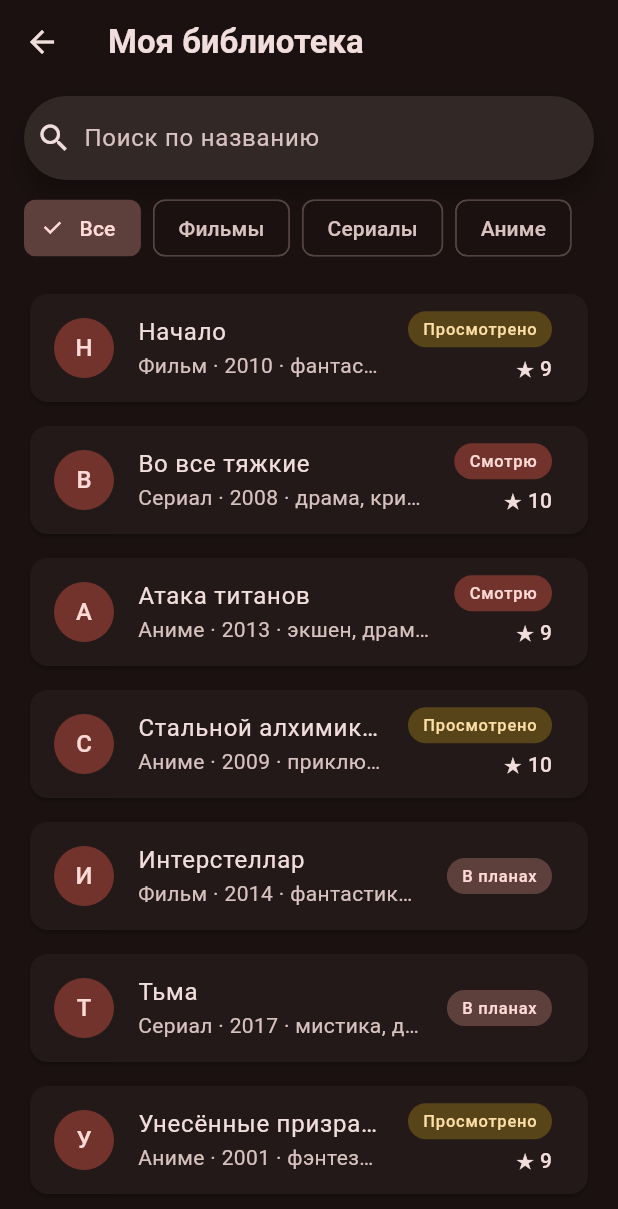
After one commit to nik0nikoni/WatchList, a Flutter app: the screen it shows after launch, after a tap on "Моя библиотека", on a phone screen of 412 x 824 dp. The commit adds this screen. Shown: the top 1209 px of the screen. Run offline on Flutter 3.47's test engine with Material 3 defaults, Android fonts, the phone set to English and light mode, and no system bars.

Commit message:
Статусы «Отложено» и «Брошено», новые mock-записи

```diff
--- /dev/null
+++ b/lib/data/mock_data.dart
@@ -0,0 +1,186 @@
+enum TitleType { movie, series, anime }
+
+enum WatchStatus { planned, watching, completed, onHold, dropped }
+
+extension TitleTypeLabel on TitleType {
+  String get label => switch (this) {
+        TitleType.movie => 'Фильм',
+        TitleType.series => 'Сериал',
+        TitleType.anime => 'Аниме',
+      };
+}
+
+extension WatchStatusLabel on WatchStatus {
+  String get label => switch (this) {
+        WatchStatus.planned => 'В планах',
+        WatchStatus.watching => 'Смотрю',
+        WatchStatus.completed => 'Просмотрено',
+        WatchStatus.onHold => 'Отложено',
+        WatchStatus.dropped => 'Брошено',
+      };
+}
+
+
+class MediaTitle {
+  final String name;
+  final TitleType type;
+  final int year;
+  final String genres;
+  final String description;
+  final int episodes;
+
+  const MediaTitle({
+    required this.name,
+    required this.type,
+    required this.year,
+    required this.genres,
+    required this.description,
+    required this.episodes,
+  });
+}
+
+class WatchEntry {
+  final MediaTitle media;
+  final WatchStatus status;
+  final int? myRating; // 1-10
+  final int watchedEpisodes;
+  final String note;
+
+  const WatchEntry({
+    required this.media,
+    required this.status,
+    this.myRating,
+    this.watchedEpisodes = 0,
+    this.note = '',
+  });
+}
+
+const mockEntries = [
+  WatchEntry(
+    media: MediaTitle(
+      name: 'Начало',
+      type: TitleType.movie,
+      year: 2010,
+      genres: 'фантастика, триллер',
+      description: 'Вор, крадущий секреты через сны, получает задание внедрить идею в сознание наследника корпорации.',
+      episodes: 1,
+    ),
+    status: WatchStatus.completed,
+    myRating: 9,
+    watchedEpisodes: 1,
+    note: 'Пересмотреть в оригинале',
+  ),
+  WatchEntry(
+    media: MediaTitle(
+      name: 'Во все тяжкие',
+      type: TitleType.series,
+      year: 2008,
+      genres: 'драма, криминал',
+      description: 'Школьный учитель химии узнаёт о смертельном диагнозе и начинает варить метамфетамин.',
+      episodes: 62,
+    ),
+    status: WatchStatus.watching,
+    myRating: 10,
+    watchedEpisodes: 41,
+  ),
+  WatchEntry(
+    media: MediaTitle(
+      name: 'Атака титанов',
+      type: TitleType.anime,
+      year: 2013,
+      genres: 'экшен, драма, фэнтези',
+      description: 'Остатки человечества прячутся за стенами от гигантских титанов.',
+      episodes: 87,
+    ),
+    status: WatchStatus.watching,
+    myRating: 9,
+    watchedEpisodes: 59,
+  ),
+  WatchEntry(
+    media: MediaTitle(
+      name: 'Стальной алхимик: Братство',
+      type: TitleType.anime,
+      year: 2009,
+      genres: 'приключения, фэнтези',
+      description: 'Двое братьев-алхимиков ищут философский камень, чтобы вернуть утраченные тела.',
+      episodes: 64,
+    ),
+    status: WatchStatus.completed,
+    myRating: 10,
+    watchedEpisodes: 64,
+  ),
+  WatchEntry(
+    media: MediaTitle(
+      name: 'Интерстеллар',
+      type: TitleType.movie,
+      year: 2014,
+      genres: 'фантастика, драма',
+      description: 'Экспедиция отправляется через червоточину на поиски нового дома для человечества.',
+      episodes: 1,
+    ),
+    status: WatchStatus.planned,
+  ),
+  WatchEntry(
+    media: MediaTitle(
+      name: 'Тьма',
+      type: TitleType.series,
+      year: 2017,
+      genres: 'мистика, детектив',
+      description: 'Исчезновение ребёнка в немецком городке раскрывает тайны четырёх поколений.',
+      episodes: 26,
+    ),
+    status: WatchStatus.planned,
+  ),
+  WatchEntry(
+    media: MediaTitle(
+      name: 'Унесённые призраками',
+      type: TitleType.anime,
+      year: 2001,
+      genres: 'фэнтези, семейный',
+      description: 'Девочка попадает в мир духов и должна спасти родителей, превращённых в свиней.',
+      episodes: 1,
+    ),
+    status: WatchStatus.completed,
+    myRating: 9,
+    watchedEpisodes: 1,
+  ),
+  WatchEntry(
+    media: MediaTitle(
+      name: 'Одни из нас',
+      type: TitleType.series,
+      year: 2023,
+      genres: 'драма, постапокалипсис',
+      description: 'Контрабандист сопровождает девочку через США, опустошённые грибковой пандемией.',
+      episodes: 9,
+    ),
+    status: WatchStatus.watching,
+    watchedEpisodes: 4,
+  ),
+    WatchEntry(
+    media: MediaTitle(
+      name: 'Ванпанчмен',
+      type: TitleType.anime,
+      year: 2015,
+      genres: 'экшен, комедия',
+      description: 'Герой, побеждающий любого врага одним ударом, скучает от отсутствия достойных противников.',
+      episodes: 12,
+    ),
+    status: WatchStatus.onHold,
+    myRating: 8,
+    watchedEpisodes: 7,
+  ),
+  WatchEntry(
+    media: MediaTitle(
+      name: 'Токийский гуль',
+      type: TitleType.anime,
+      year: 2014,
+      genres: 'ужасы, экшен',
+      description: 'Студент становится наполовину гулем после неудачного свидания и учится жить в двух мирах.',
+      episodes: 12,
+    ),
+    status: WatchStatus.dropped,
+    myRating: 5,
+    watchedEpisodes: 5,
+    note: 'Бросил после 5 серии, не зашло',
+  ),
+];
--- a/lib/screens/home_screen.dart
+++ b/lib/screens/home_screen.dart
@@ -1,4 +1,5 @@
 import 'package:flutter/material.dart';
+import 'library_screen.dart';
 
 class HomeScreen extends StatelessWidget {
   const HomeScreen({super.key});
@@ -7,7 +8,18 @@ class HomeScreen extends StatelessWidget {
   Widget build(BuildContext context) {
     return Scaffold(
       appBar: AppBar(title: const Text('WatchList')),
-      body: const Center(child: Text('Скоро здесь будут экраны')),
+      body: ListView(
+        padding: const EdgeInsets.all(16),
+        children: [
+          FilledButton(
+            onPressed: () => Navigator.push(
+              context,
+              MaterialPageRoute(builder: (_) => const LibraryScreen()),
+            ),
+            child: const Text('Моя библиотека'),
+          ),
+        ],
+      ),
     );
   }
 }
--- /dev/null
+++ b/lib/screens/library_screen.dart
@@ -0,0 +1,50 @@
+import 'package:flutter/material.dart';
+import '../data/mock_data.dart';
+import '../widgets/title_card.dart';
+
+class LibraryScreen extends StatelessWidget {
+  const LibraryScreen({super.key});
+
+  @override
+  Widget build(BuildContext context) {
+    return Scaffold(
+      appBar: AppBar(title: const Text('Моя библиотека')),
+      body: Column(
+        children: [
+          const Padding(
+            padding: EdgeInsets.fromLTRB(16, 8, 16, 8),
+            child: SearchBar(
+              hintText: 'Поиск по названию',
+              leading: Icon(Icons.search),
+            ),
+          ),
+          SizedBox(
+            height: 48,
+            child: ListView(
+              scrollDirection: Axis.horizontal,
+              padding: const EdgeInsets.symmetric(horizontal: 16),
+              children: [
+                FilterChip(label: const Text('Все'), selected: true, onSelected: (_) {}),
+                const SizedBox(width: 8),
+                FilterChip(label: const Text('Фильмы'), selected: false, onSelected: (_) {}),
+                const SizedBox(width: 8),
+                FilterChip(label: const Text('Сериалы'), selected: false, onSelected: (_) {}),
+                const SizedBox(width: 8),
+                FilterChip(label: const Text('Аниме'), selected: false, onSelected: (_) {}),
+              ],
+            ),
+          ),
+          Expanded(
+            child: ListView.separated(
+              padding: const EdgeInsets.all(16),
+              itemCount: mockEntries.length,
+              separatorBuilder: (_, __) => const SizedBox(height: 8),
+              itemBuilder: (context, index) =>
+                  TitleCard(entry: mockEntries[index]),
+            ),
+          ),
+        ],
+      ),
+    );
+  }
+}
--- /dev/null
+++ b/lib/widgets/status_badge.dart
@@ -0,0 +1,32 @@
+import 'package:flutter/material.dart';
+import '../data/mock_data.dart';
+
+class StatusBadge extends StatelessWidget {
+  final WatchStatus status;
+
+  const StatusBadge({super.key, required this.status});
+
+  @override
+  Widget build(BuildContext context) {
+    final scheme = Theme.of(context).colorScheme;
+    final (bg, fg) = switch (status) {
+      WatchStatus.watching => (scheme.primaryContainer, scheme.onPrimaryContainer),
+      WatchStatus.planned => (scheme.secondaryContainer, scheme.onSecondaryContainer),
+      WatchStatus.completed => (scheme.tertiaryContainer, scheme.onTertiaryContainer),
+      WatchStatus.onHold => (scheme.surfaceContainerHighest, scheme.onSurfaceVariant),
+      WatchStatus.dropped => (scheme.errorContainer, scheme.onErrorContainer),
+    };
+
+    return Container(
+      padding: const EdgeInsets.symmetric(horizontal: 10, vertical: 4),
+      decoration: BoxDecoration(
+        color: bg,
+        borderRadius: BorderRadius.circular(12),
+      ),
+      child: Text(
+        status.label,
+        style: Theme.of(context).textTheme.labelSmall?.copyWith(color: fg),
+      ),
+    );
+  }
+}
--- /dev/null
+++ b/lib/widgets/title_card.dart
@@ -0,0 +1,49 @@
+import 'package:flutter/material.dart';
+import '../data/mock_data.dart';
+import 'status_badge.dart';
+
+class TitleCard extends StatelessWidget {
+  final WatchEntry entry;
+  final VoidCallback? onTap;
+
+  const TitleCard({super.key, required this.entry, this.onTap});
+
+  @override
+  Widget build(BuildContext context) {
+    final scheme = Theme.of(context).colorScheme;
+    final media = entry.media;
+
+    return Card(
+      child: ListTile(
+        onTap: onTap,
+        leading: CircleAvatar(
+          backgroundColor: scheme.primaryContainer,
+          child: Text(
+            media.name[0],
+            style: TextStyle(color: scheme.onPrimaryContainer),
+          ),
+        ),
+        title: Text(media.name, maxLines: 1, overflow: TextOverflow.ellipsis),
+        subtitle: Text(
+          '${media.type.label} · ${media.year} · ${media.genres}',
+          maxLines: 1,
+          overflow: TextOverflow.ellipsis,
+        ),
+        trailing: Column(
+          mainAxisAlignment: MainAxisAlignment.center,
+          crossAxisAlignment: CrossAxisAlignment.end,
+          children: [
+            StatusBadge(status: entry.status),
+            if (entry.myRating != null) ...[
+              const SizedBox(height: 4),
+              Text(
+                '★ ${entry.myRating}',
+                style: Theme.of(context).textTheme.labelLarge,
+              ),
+            ],
+          ],
+        ),
+      ),
+    );
+  }
+}
```
